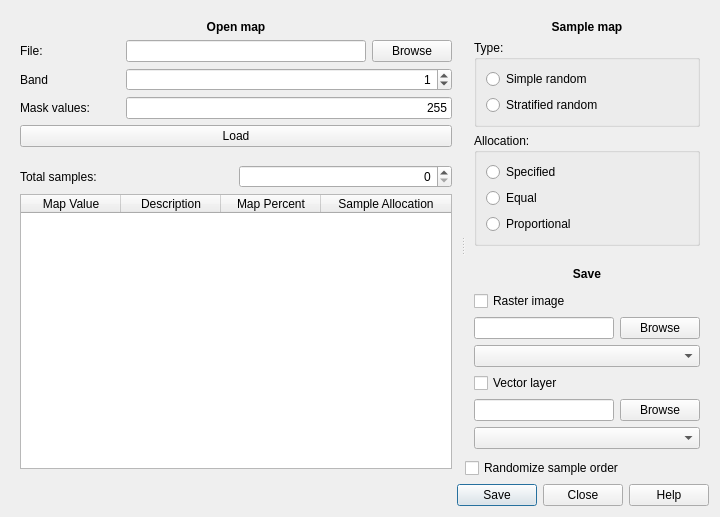
Before: the Qt Designer form ui/ui_sampler_720x480.ui in ceholden/accuracy_sampler, drawn with Qt 5.
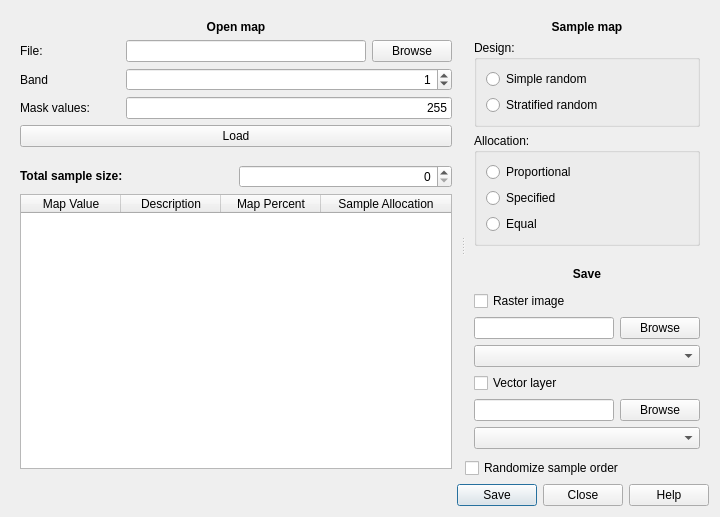
After: the same form once the commit is applied.

Diff of the .ui file:
```diff
--- a/ui/ui_sampler_720x480.ui
+++ b/ui/ui_sampler_720x480.ui
@@ -152,7 +152,7 @@
           <item row="0" column="0">
            <widget class="QLabel" name="label_6">
             <property name="text">
-             <string>Total samples:</string>
+             <string>&lt;html&gt;&lt;head/&gt;&lt;body&gt;&lt;p&gt;&lt;span style=&quot; font-weight:600;&quot;&gt;Total sample size:&lt;/span&gt;&lt;/p&gt;&lt;/body&gt;&lt;/html&gt;</string>
             </property>
            </widget>
           </item>
@@ -239,7 +239,7 @@
              </size>
             </property>
             <property name="title">
-             <string>Type:</string>
+             <string>Design:</string>
             </property>
             <layout class="QVBoxLayout" name="verticalLayout_3">
              <item>
@@ -277,6 +277,13 @@
              <string>Allocation:</string>
             </property>
             <layout class="QVBoxLayout" name="verticalLayout_2">
+             <item>
+              <widget class="QRadioButton" name="radioButton">
+               <property name="text">
+                <string>Proportional</string>
+               </property>
+              </widget>
+             </item>
              <item>
               <widget class="QRadioButton" name="radioButton_3">
                <property name="text">
@@ -291,13 +298,6 @@
                </property>
               </widget>
              </item>
-             <item>
-              <widget class="QRadioButton" name="radioButton">
-               <property name="text">
-                <string>Proportional</string>
-               </property>
-              </widget>
-             </item>
             </layout>
            </widget>
           </item>
```
